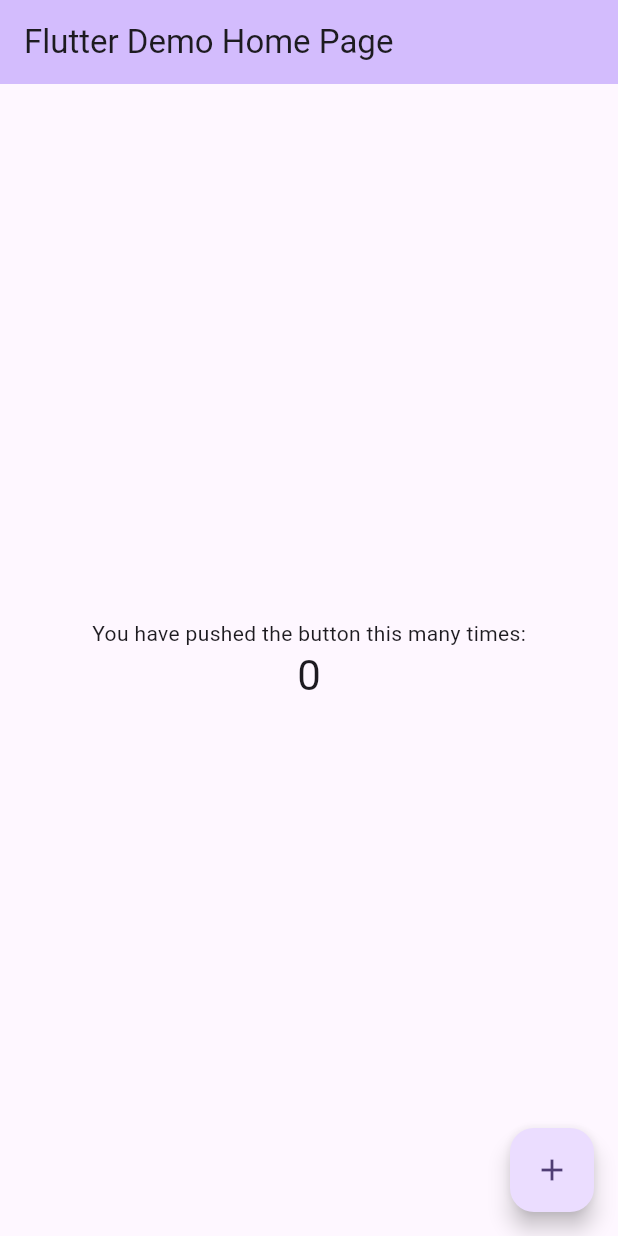
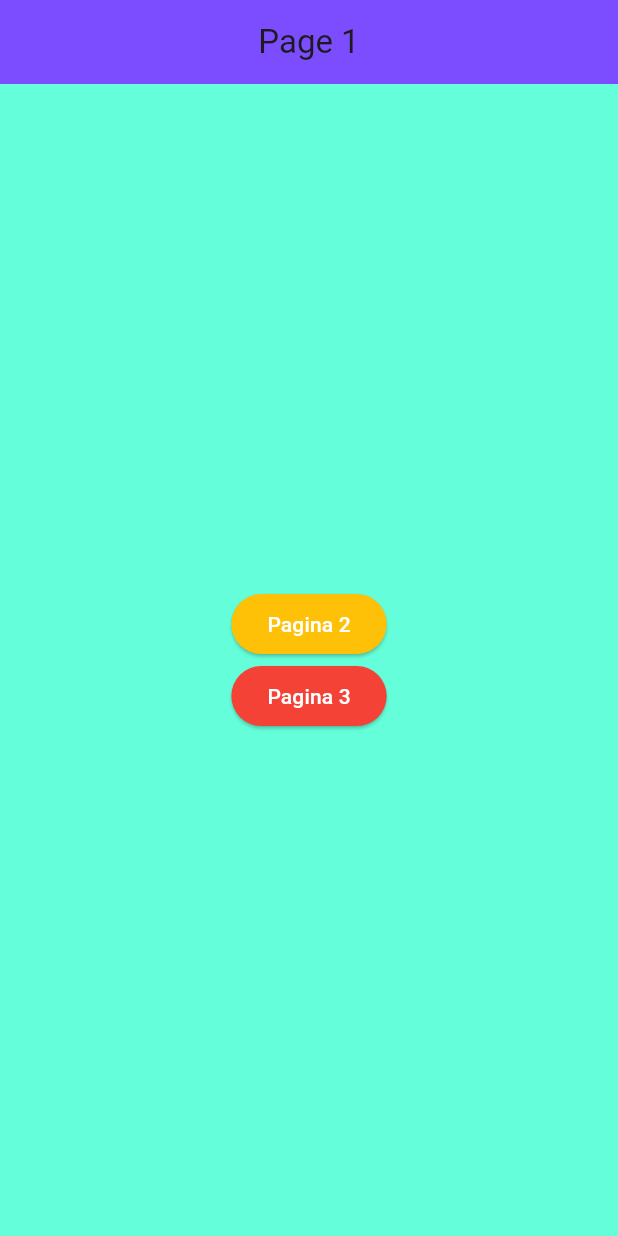
Before and after one commit to Erc4/computacion-nube, a Flutter app: the screen it shows after launch, on a phone screen of 412 x 824 dp. Run offline on Flutter 3.47's test engine with Material 3 defaults, Android fonts, the phone set to English and light mode, and no system bars.

Commit message:
Practica 02 completa

```diff
--- a/practica_02/lib/main.dart
+++ b/practica_02/lib/main.dart
@@ -1,122 +1,7 @@
 import 'package:flutter/material.dart';
+import 'package:practica_02/src/app.dart';
+
 
 void main() {
-  runApp(const MyApp());
+  runApp(MyApp());
 }
-
-class MyApp extends StatelessWidget {
-  const MyApp({super.key});
-
-  // This widget is the root of your application.
-  @override
-  Widget build(BuildContext context) {
-    return MaterialApp(
-      title: 'Flutter Demo',
-      theme: ThemeData(
-        // This is the theme of your application.
-        //
-        // TRY THIS: Try running your application with "flutter run". You'll see
-        // the application has a purple toolbar. Then, without quitting the app,
-        // try changing the seedColor in the colorScheme below to Colors.green
-        // and then invoke "hot reload" (save your changes or press the "hot
-        // reload" button in a Flutter-supported IDE, or press "r" if you used
-        // the command line to start the app).
-        //
-        // Notice that the counter didn't reset back to zero; the application
-        // state is not lost during the reload. To reset the state, use hot
-        // restart instead.
-        //
-        // This works for code too, not just values: Most code changes can be
-        // tested with just a hot reload.
-        colorScheme: ColorScheme.fromSeed(seedColor: Colors.deepPurple),
-      ),
-      home: const MyHomePage(title: 'Flutter Demo Home Page'),
-    );
-  }
-}
-
-class MyHomePage extends StatefulWidget {
-  const MyHomePage({super.key, required this.title});
-
-  // This widget is the home page of your application. It is stateful, meaning
-  // that it has a State object (defined below) that contains fields that affect
-  // how it looks.
-
-  // This class is the configuration for the state. It holds the values (in this
-  // case the title) provided by the parent (in this case the App widget) and
-  // used by the build method of the State. Fields in a Widget subclass are
-  // always marked "final".
-
-  final String title;
-
-  @override
-  State<MyHomePage> createState() => _MyHomePageState();
-}
-
-class _MyHomePageState extends State<MyHomePage> {
-  int _counter = 0;
-
-  void _incrementCounter() {
-    setState(() {
-      // This call to setState tells the Flutter framework that something has
-      // changed in this State, which causes it to rerun the build method below
-      // so that the display can reflect the updated values. If we changed
-      // _counter without calling setState(), then the build method would not be
-      // called again, and so nothing would appear to happen.
-      _counter++;
-    });
-  }
-
-  @override
-  Widget build(BuildContext context) {
-    // This method is rerun every time setState is called, for instance as done
-    // by the _incrementCounter method above.
-    //
-    // The Flutter framework has been optimized to make rerunning build methods
-    // fast, so that you can just rebuild anything that needs updating rather
-    // than having to individually change instances of widgets.
-    return Scaffold(
-      appBar: AppBar(
-        // TRY THIS: Try changing the color here to a specific color (to
-        // Colors.amber, perhaps?) and trigger a hot reload to see the AppBar
-        // change color while the other colors stay the same.
-        backgroundColor: Theme.of(context).colorScheme.inversePrimary,
-        // Here we take the value from the MyHomePage object that was created by
-        // the App.build method, and use it to set our appbar title.
-        title: Text(widget.title),
-      ),
-      body: Center(
-        // Center is a layout widget. It takes a single child and positions it
-        // in the middle of the parent.
-        child: Column(
-          // Column is also a layout widget. It takes a list of children and
-          // arranges them vertically. By default, it sizes itself to fit its
-          // children horizontally, and tries to be as tall as its parent.
-          //
-          // Column has various properties to control how it sizes itself and
-          // how it positions its children. Here we use mainAxisAlignment to
-          // center the children vertically; the main axis here is the vertical
-          // axis because Columns are vertical (the cross axis would be
-          // horizontal).
-          //
-          // TRY THIS: Invoke "debug painting" (choose the "Toggle Debug Paint"
-          // action in the IDE, or press "p" in the console), to see the
-          // wireframe for each widget.
-          mainAxisAlignment: MainAxisAlignment.center,
-          children: <Widget>[
-            const Text('You have pushed the button this many times:'),
-            Text(
-              '$_counter',
-              style: Theme.of(context).textTheme.headlineMedium,
-            ),
-          ],
-        ),
-      ),
-      floatingActionButton: FloatingActionButton(
-        onPressed: _incrementCounter,
-        tooltip: 'Increment',
-        child: const Icon(Icons.add),
-      ), // This trailing comma makes auto-formatting nicer for build methods.
-    );
-  }
-}
--- /dev/null
+++ b/practica_02/lib/src/app.dart
@@ -0,0 +1,21 @@
+import 'package:flutter/material.dart';
+import 'package:practica_02/src/page1.dart';
+import 'package:practica_02/src/page2.dart';
+import 'package:practica_02/src/page3.dart';
+
+
+class MyApp extends StatelessWidget {
+
+  @override
+  Widget build(BuildContext context) {
+    return MaterialApp(
+      title: 'Practica 02',
+      initialRoute: '/page1',
+      routes:{
+        '/page1': (context) =>  Page1(),
+        '/page2': (context) =>  Page2(),
+        '/page3': (context) =>  Page3(),
+      }
+    );
+  }
+}
--- /dev/null
+++ b/practica_02/lib/src/page1.dart
@@ -0,0 +1,38 @@
+import 'package:flutter/material.dart';
+
+class Page1 extends StatelessWidget {
+  @override
+  Widget build(BuildContext context) {
+    return Scaffold(
+      backgroundColor: Colors.tealAccent,
+      appBar: AppBar(
+        title: const Text('Page 1'),
+        backgroundColor: Colors.deepPurpleAccent,
+        centerTitle: true,
+      ),
+      body: Center(
+        child: Column(
+          mainAxisAlignment: MainAxisAlignment.center,
+          children: <Widget>[
+            ElevatedButton(
+              child: Text('Pagina 2'),
+              style: ElevatedButton.styleFrom(
+                foregroundColor: Colors.white, backgroundColor: Colors.amber),
+                onPressed: (){
+                  Navigator.pushNamed(context, '/page2');
+                }
+              ),
+              ElevatedButton(
+              child: Text('Pagina 3'),
+              style: ElevatedButton.styleFrom(
+                foregroundColor: Colors.white, backgroundColor: Colors.red),
+              onPressed: (){
+                  Navigator.pushNamed(context, '/page3');
+              }
+              ),
+          ],
+        ),
+      ),
+    );
+  }
+}
```
Also changed, not shown: practica_02/lib/src/page2.dart (added, +26 -0 lines), practica_02/lib/src/page3.dart (added, +22 -0 lines).
